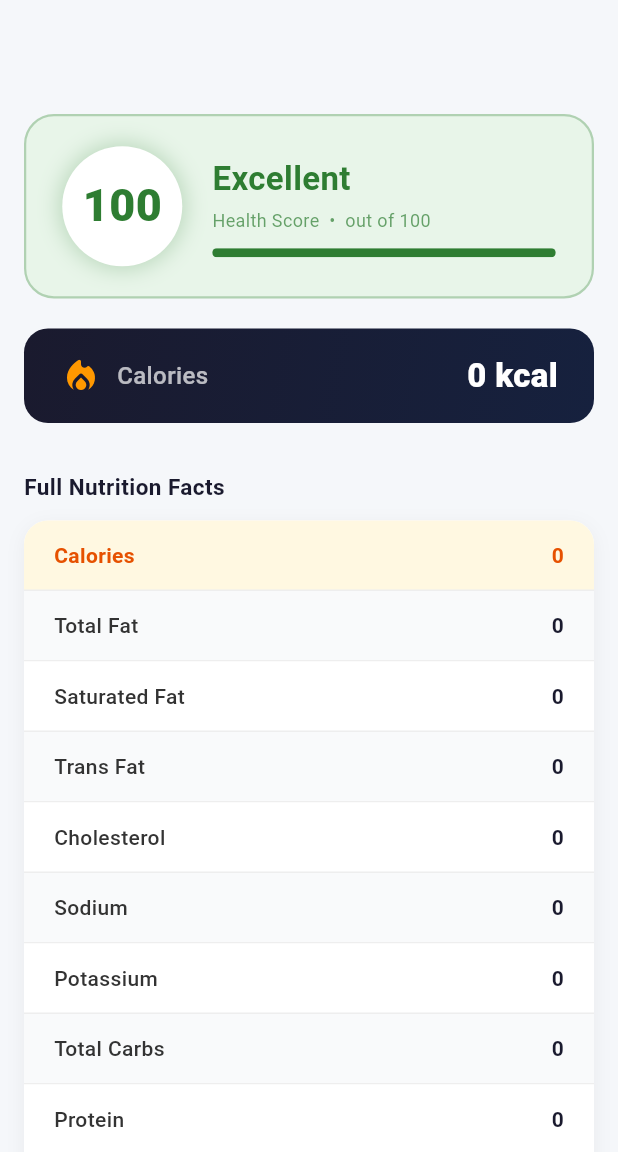
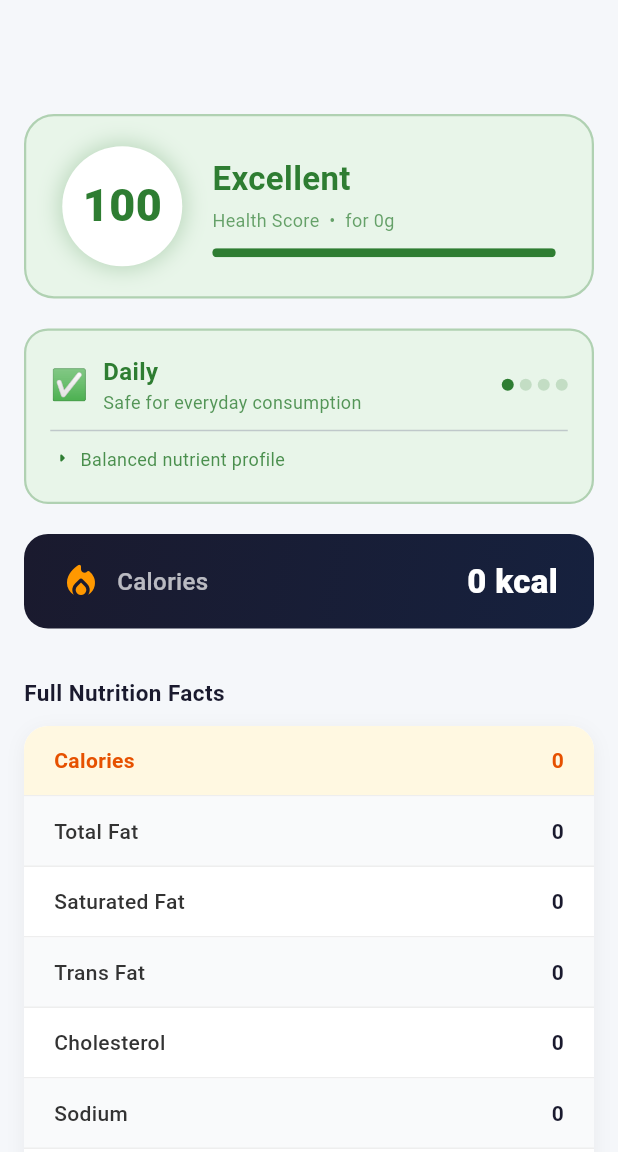
Before and after one commit to NrdyBhu1/nutrition_scanner, a Flutter app: the NutritionScreen screen opened directly with empty values, on a phone screen of 412 x 824 dp, the part 84-1236 px from its top. Run offline on Flutter 3.47's test engine with Material 3 defaults, Android fonts, the phone set to English and light mode, and no system bars; our stand-ins replace fl_chart, sqflite; missing offline and left inert: mobile_scanner; accounts and stored records are empty; network calls fail.

Commit message:
Added consumption rating

```diff
--- a/lib/screens/nutrition_screen.dart
+++ b/lib/screens/nutrition_screen.dart
@@ -4,6 +4,7 @@ import '../models/product.dart';
 import '../utils/health_score.dart';
 import '../db_helper.dart';
 import '../utils/allergen_checker.dart';
+import '../utils/consumption_rating.dart';
 
 // Distinct colors for pie segments
 const List<Color> _kSegmentColors = [
@@ -35,6 +36,7 @@ class _NutritionScreenState extends State<NutritionScreen> {
     final product = widget.product;
     final hasData = HealthScore.hasAnyData(product);
     final score = HealthScore.compute(product);
+    final rating = hasData ? ConsumptionRater.rate(product, score) : null;
     final chartData = product.chartNutrients; // Map<String, int>
     final entries = chartData.entries.toList();
     final total = entries.fold<double>(0, (sum, e) => sum + e.value);
@@ -86,7 +88,11 @@ class _NutritionScreenState extends State<NutritionScreen> {
                   ),
                   const SizedBox(height: 20),
                   // ── Health Score Card ─────────────────────────────────────────
-                  _HealthScoreCard(score: score),
+                  _HealthScoreCard(score: score, weightG: product.weightG),
+                  const SizedBox(height: 20),
+
+                  // ── Consumption Rating ────────────────────────────────────────
+                  if (rating != null) _ConsumptionRatingCard(result: rating),
                   const SizedBox(height: 20),
 
                   // ── Calories Badge ────────────────────────────────────────────
@@ -227,7 +233,8 @@ class _NoDataView extends StatelessWidget {
 
 class _HealthScoreCard extends StatelessWidget {
   final int score;
-  const _HealthScoreCard({required this.score});
+  final double? weightG;
+  const _HealthScoreCard({required this.score, this.weightG});
 
   @override
   Widget build(BuildContext context) {
@@ -286,7 +293,9 @@ class _HealthScoreCard extends StatelessWidget {
                 ),
                 const SizedBox(height: 4),
                 Text(
-                  'Health Score  •  out of 100',
+                  weightG != null
+                      ? 'Health Score  •  for ${weightG!.toStringAsFixed(0)}g'
+                      : 'Health Score  •  per 100g',
                   style: TextStyle(fontSize: 12, color: color.withOpacity(0.7)),
                 ),
                 const SizedBox(height: 10),
@@ -775,3 +784,103 @@ class _AddToDailyButtonState extends State<_AddToDailyButton> {
     );
   }
 }
+
+// ─── Consumption Rating Card ──────────────────────────────────────────────────
+class _ConsumptionRatingCard extends StatelessWidget {
+  final ConsumptionResult result;
+  const _ConsumptionRatingCard({required this.result});
+
+  @override
+  Widget build(BuildContext context) {
+    return Container(
+      padding: const EdgeInsets.all(16),
+      decoration: BoxDecoration(
+        color: result.bgColor,
+        borderRadius: BorderRadius.circular(16),
+        border: Border.all(color: result.color.withOpacity(0.3), width: 1.5),
+      ),
+      child: Column(
+        crossAxisAlignment: CrossAxisAlignment.start,
+        children: [
+          // Header row
+          Row(
+            children: [
+              Text(result.emoji, style: const TextStyle(fontSize: 20)),
+              const SizedBox(width: 10),
+              Column(
+                crossAxisAlignment: CrossAxisAlignment.start,
+                children: [
+                  Text(
+                    result.label,
+                    style: TextStyle(
+                      fontSize: 16,
+                      fontWeight: FontWeight.w700,
+                      color: result.color,
+                    ),
+                  ),
+                  Text(
+                    result.description,
+                    style: TextStyle(
+                      fontSize: 12,
+                      color: result.color.withOpacity(0.8),
+                    ),
+                  ),
+                ],
+              ),
+              const Spacer(),
+              // Frequency dots indicator
+              Row(
+                children: List.generate(4, (i) {
+                  final filled = i <= result.rating.index;
+                  return Container(
+                    width: 8,
+                    height: 8,
+                    margin: const EdgeInsets.only(left: 4),
+                    decoration: BoxDecoration(
+                      shape: BoxShape.circle,
+                      color: filled
+                          ? result.color
+                          : result.color.withOpacity(0.2),
+                    ),
+                  );
+                }),
+              ),
+            ],
+          ),
+
+          // Reasons
+          if (result.reasons.isNotEmpty) ...[
+            const SizedBox(height: 10),
+            const Divider(height: 1),
+            const SizedBox(height: 10),
+            ...result.reasons.map(
+              (r) => Padding(
+                padding: const EdgeInsets.only(bottom: 4),
+                child: Row(
+                  crossAxisAlignment: CrossAxisAlignment.start,
+                  children: [
+                    Icon(
+                      Icons.arrow_right_rounded,
+                      size: 16,
+                      color: result.color,
+                    ),
+                    const SizedBox(width: 4),
+                    Expanded(
+                      child: Text(
+                        r,
+                        style: TextStyle(
+                          fontSize: 12,
+                          color: result.color.withOpacity(0.85),
+                        ),
+                      ),
+                    ),
+                  ],
+                ),
+              ),
+            ),
+          ],
+        ],
+      ),
+    );
+  }
+}
--- a/lib/services/openfoodfacts_service.dart
+++ b/lib/services/openfoodfacts_service.dart
@@ -51,6 +51,9 @@ class OpenFoodFactsService {
       final row = <String, dynamic>{
         'product_id': barcode,
         'Name': name,
+        'weight_g': _parseWeight(
+          product['product_quantity'] ?? product['quantity'],
+        ),
         'Calories': _num(nutriments['energy-kcal_100g']),
         'Total Fat': _num(nutriments['fat_100g']),
         'Saturated Fat': _num(nutriments['saturated-fat_100g']),
@@ -83,4 +86,21 @@ class OpenFoodFactsService {
     if (v == null) return null;
     return (v as num).toDouble() * 1000;
   }
+
+  /// Parse weight from product_quantity field e.g. "400", "400 g", "400g", "1 kg"
+  static double? _parseWeight(dynamic raw) {
+    if (raw == null) return null;
+    final str = raw.toString().trim().toLowerCase();
+
+    // Extract first number from string
+    final match = RegExp(r'(\d+(?:\.\d+)?)').firstMatch(str);
+    if (match == null) return null;
+
+    final value = double.tryParse(match.group(1)!);
+    if (value == null) return null;
+
+    // Convert kg to g
+    if (str.contains('kg')) return value * 1000;
+    return value;
+  }
 }
--- /dev/null
+++ b/lib/utils/consumption_rating.dart
@@ -0,0 +1,190 @@
+import 'package:flutter/material.dart';
+import '../models/product.dart';
+
+enum ConsumptionRating { daily, occasional, limit, rarely }
+
+class ConsumptionResult {
+  final ConsumptionRating rating;
+  final String label;
+  final String description;
+  final String emoji;
+  final Color color;
+  final Color bgColor;
+  final List<String> reasons; // why this rating was given
+
+  const ConsumptionResult({
+    required this.rating,
+    required this.label,
+    required this.description,
+    required this.emoji,
+    required this.color,
+    required this.bgColor,
+    required this.reasons,
+  });
+}
+
+class ConsumptionRater {
+  /// Thresholds per 100g
+  // Trans fat
+  static const double _transFatRarely = 0.5; // >0.5g/100g → rarely
+  static const double _transFatLimit = 0.1; // >0.1g/100g → limit
+
+  // Sodium (mg per 100g)
+  static const double _sodiumRarely = 800; // >800mg → rarely
+  static const double _sodiumLimit = 400; // >400mg → limit
+  static const double _sodiumOccasional = 200; // >200mg → occasional
+
+  // Sugars (g per 100g)
+  static const double _sugarsRarely = 30.0; // >30g → rarely
+  static const double _sugarsLimit = 20.0; // >20g → limit
+  static const double _sugarsOccasional = 10.0; // >10g → occasional
+
+  // Saturated fat (g per 100g)
+  static const double _satFatRarely = 15.0; // >15g → rarely
+  static const double _satFatLimit = 8.0; // >8g → limit
+  static const double _satFatOccasional = 4.0; // >4g → occasional
+
+  // Calories (kcal per 100g)
+  static const double _caloriesRarely = 500; // >500kcal → rarely
+  static const double _caloriesLimit = 350; // >350kcal → limit
+
+  static ConsumptionResult rate(Product p, int healthScore) {
+    final reasons = <String>[];
+    var worst = ConsumptionRating.daily;
+
+    // Always per 100g for frequency rating — not scaled by weight
+    final transFat = p.transFat ?? 0.0;
+    final sodium = p.sodium ?? 0.0;
+    final sugars = p.sugars ?? 0.0;
+    final saturatedFat = p.saturatedFat ?? 0.0;
+    final calories = p.calories ?? 0.0;
+
+    // ── Trans Fat checks ──────────────────────────────────────────────────
+    if (transFat > _transFatRarely) {
+      worst = _worst(worst, ConsumptionRating.rarely);
+      reasons.add('Very high trans fat (${transFat.toStringAsFixed(1)}g/100g)');
+    } else if (transFat > _transFatLimit) {
+      worst = _worst(worst, ConsumptionRating.limit);
+      reasons.add('Contains trans fat (${transFat.toStringAsFixed(1)}g/100g)');
+    }
+
+    // ── Sodium checks ─────────────────────────────────────────────────────
+    if (sodium > _sodiumRarely) {
+      worst = _worst(worst, ConsumptionRating.rarely);
+      reasons.add('Very high sodium (${sodium.toStringAsFixed(0)}mg/100g)');
+    } else if (sodium > _sodiumLimit) {
+      worst = _worst(worst, ConsumptionRating.limit);
+      reasons.add('High sodium (${sodium.toStringAsFixed(0)}mg/100g)');
+    } else if (sodium > _sodiumOccasional) {
+      worst = _worst(worst, ConsumptionRating.occasional);
+      reasons.add('Moderate sodium (${sodium.toStringAsFixed(0)}mg/100g)');
+    }
+
+    // ── Sugar checks ──────────────────────────────────────────────────────
+    if (sugars > _sugarsRarely) {
+      worst = _worst(worst, ConsumptionRating.rarely);
+      reasons.add('Very high sugars (${sugars.toStringAsFixed(1)}g/100g)');
+    } else if (sugars > _sugarsLimit) {
+      worst = _worst(worst, ConsumptionRating.limit);
+      reasons.add('High sugars (${sugars.toStringAsFixed(1)}g/100g)');
+    } else if (sugars > _sugarsOccasional) {
+      worst = _worst(worst, ConsumptionRating.occasional);
+      reasons.add('Moderate sugars (${sugars.toStringAsFixed(1)}g/100g)');
+    }
+
+    // ── Saturated fat checks ──────────────────────────────────────────────
+    if (saturatedFat > _satFatRarely) {
+      worst = _worst(worst, ConsumptionRating.rarely);
+      reasons.add(
+        'Very high saturated fat (${saturatedFat.toStringAsFixed(1)}g/100g)',
+      );
+    } else if (saturatedFat > _satFatLimit) {
+      worst = _worst(worst, ConsumptionRating.limit);
+      reasons.add(
+        'High saturated fat (${saturatedFat.toStringAsFixed(1)}g/100g)',
+      );
+    } else if (saturatedFat > _satFatOccasional) {
+      worst = _worst(worst, ConsumptionRating.occasional);
+      reasons.add(
+        'Moderate saturated fat (${saturatedFat.toStringAsFixed(1)}g/100g)',
+      );
+    }
+
+    // ── Calorie checks ────────────────────────────────────────────────────
+    if (calories > _caloriesRarely) {
+      worst = _worst(worst, ConsumptionRating.rarely);
+      reasons.add(
+        'Very high calories (${calories.toStringAsFixed(0)}kcal/100g)',
+      );
+    } else if (calories > _caloriesLimit) {
+      worst = _worst(worst, ConsumptionRating.limit);
+      reasons.add('High calories (${calories.toStringAsFixed(0)}kcal/100g)');
+    }
+
+    // ── Health score override ─────────────────────────────────────────────
+    // If health score is very low, bump to at least limit
+    if (healthScore < 20 && worst.index < ConsumptionRating.limit.index) {
+      worst = ConsumptionRating.limit;
+      reasons.add('Low overall health score');
+    }
+
+    if (reasons.isEmpty) {
+      reasons.add('Balanced nutrient profile');
+    }
+
+    return _build(worst, reasons);
+  }
+
+  /// Returns the worse of two ratings
+  static ConsumptionRating _worst(ConsumptionRating a, ConsumptionRating b) {
+    return a.index > b.index ? a : b;
+  }
+
+  static ConsumptionResult _build(
+    ConsumptionRating rating,
+    List<String> reasons,
+  ) {
+    switch (rating) {
+      case ConsumptionRating.daily:
+        return ConsumptionResult(
+          rating: rating,
+          label: 'Daily',
+          description: 'Safe for everyday consumption',
+          emoji: '✅',
+          color: const Color(0xFF2E7D32),
+          bgColor: const Color(0xFFE8F5E9),
+          reasons: reasons,
+        );
+      case ConsumptionRating.occasional:
+        return ConsumptionResult(
+          rating: rating,
+          label: 'Occasional',
+          description: 'Fine a few times a week',
+          emoji: '🔁',
+          color: const Color(0xFF1565C0),
+          bgColor: const Color(0xFFE3F2FD),
+          reasons: reasons,
+        );
+      case ConsumptionRating.limit:
+        return ConsumptionResult(
+          rating: rating,
+          label: 'Limit',
+          description: 'Once a week or less',
+          emoji: '⚠️',
+          color: const Color(0xFFE65100),
+          bgColor: const Color(0xFFFBE9E7),
+          reasons: reasons,
+        );
+      case ConsumptionRating.rarely:
+        return ConsumptionResult(
+          rating: rating,
+          label: 'Rarely',
+          description: 'Avoid or consume very rarely',
+          emoji: '🚫',
+          color: const Color(0xFFC62828),
+          bgColor: const Color(0xFFFFEBEE),
+          reasons: reasons,
+        );
+    }
+  }
+}
--- a/lib/utils/health_score.dart
+++ b/lib/utils/health_score.dart
@@ -34,17 +34,31 @@ class HealthScore {
   static int compute(Product p) {
     if (!hasAnyData(p)) return 0;
 
+    // Scale factor — if weight unknown default to 100g (no scaling)
+    final weight = p.weightG ?? 100.0;
+    final scale = weight / 100.0;
+
+    // Scale all per-100g values to actual product weight
+    final transFat = (p.transFat ?? 0.0) * scale;
+    final saturatedFat = (p.saturatedFat ?? 0.0) * scale;
+    final cholesterol = (p.cholesterol ?? 0.0) * scale;
+    final sodium = (p.sodium ?? 0.0) * scale;
+    final sugars = (p.sugars ?? 0.0) * scale;
+    final fiber = (p.fiber ?? 0.0) * scale;
+    final protein = (p.protein ?? 0.0) * scale;
+    final potassium = (p.potassium ?? 0.0) * scale;
+
     double score = 100;
 
-    score -= (p.transFat ?? 0.0) * 10.0;
-    score -= (p.saturatedFat ?? 0.0) * 3.0;
-    score -= (p.cholesterol ?? 0.0) * 0.1;
-    score -= (p.sodium ?? 0.0) * 0.02;
-    score -= (p.sugars ?? 0.0) * 1.5;
+    score -= transFat * 10.0;
+    score -= saturatedFat * 3.0;
+    score -= cholesterol * 0.1;
+    score -= sodium * 0.02;
+    score -= sugars * 1.5;
 
-    score += (p.fiber ?? 0.0) * 4.0;
-    score += (p.protein ?? 0.0) * 2.0;
-    score += (p.potassium ?? 0.0) * 0.01;
+    score += fiber * 4.0;
+    score += protein * 2.0;
+    score += potassium * 0.01;
 
     return score.round().clamp(0, 100);
   }
```
